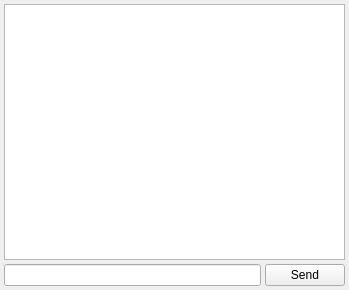
Old version of the form trunk/chatwin.ui in the repository BackupTheBerlios/kapture-svn.
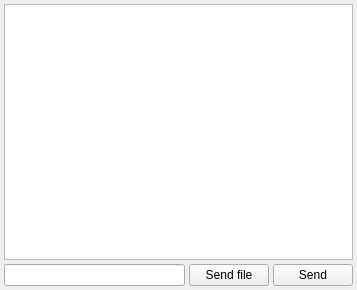
New version of the form.

Commit message: - Jid class created, File Transers preparation.

The edit to the form file:
```diff
--- a/trunk/chatwin.ui
+++ b/trunk/chatwin.ui
@@ -5,7 +5,7 @@
    <rect>
     <x>0</x>
     <y>0</y>
-    <width>349</width>
+    <width>357</width>
     <height>290</height>
    </rect>
   </property>
@@ -49,14 +49,27 @@
      <item>
       <widget class="QLineEdit" name="messageLine" />
      </item>
+     <item>
+      <widget class="QPushButton" name="sendFileBtn" >
+       <property name="text" >
+        <string>Send file</string>
+       </property>
+      </widget>
+     </item>
      <item>
       <widget class="QPushButton" name="sendBtn" >
        <property name="sizePolicy" >
-        <sizepolicy vsizetype="Fixed" hsizetype="Preferred" >
+        <sizepolicy vsizetype="Minimum" hsizetype="Minimum" >
          <horstretch>0</horstretch>
          <verstretch>0</verstretch>
         </sizepolicy>
        </property>
+       <property name="minimumSize" >
+        <size>
+         <width>40</width>
+         <height>0</height>
+        </size>
+       </property>
        <property name="focusPolicy" >
         <enum>Qt::NoFocus</enum>
        </property>
```
The commit also changes 15 other files.
